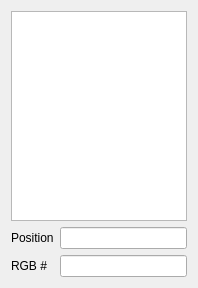
First picture: the form in pixelinfodialog.ui, repository Daguerreo/Azul, before the edit.
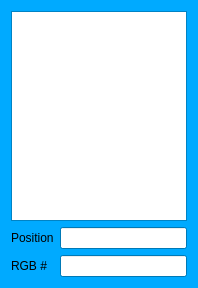
Second picture: the form after the edit.

Commit message: Added Sharpen tool Fixed dialogs appeal

Diff of the .ui file:
```diff
--- a/pixelinfodialog.ui
+++ b/pixelinfodialog.ui
@@ -10,6 +10,421 @@
     <height>288</height>
    </rect>
   </property>
+  <property name="palette">
+   <palette>
+    <active>
+     <colorrole role="WindowText">
+      <brush brushstyle="SolidPattern">
+       <color alpha="255">
+        <red>0</red>
+        <green>0</green>
+        <blue>0</blue>
+       </color>
+      </brush>
+     </colorrole>
+     <colorrole role="Button">
+      <brush brushstyle="SolidPattern">
+       <color alpha="255">
+        <red>0</red>
+        <green>170</green>
+        <blue>255</blue>
+       </color>
+      </brush>
+     </colorrole>
+     <colorrole role="Light">
+      <brush brushstyle="SolidPattern">
+       <color alpha="255">
+        <red>127</red>
+        <green>213</green>
+        <blue>255</blue>
+       </color>
+      </brush>
+     </colorrole>
+     <colorrole role="Midlight">
+      <brush brushstyle="SolidPattern">
+       <color alpha="255">
+        <red>63</red>
+        <green>191</green>
+        <blue>255</blue>
+       </color>
+      </brush>
+     </colorrole>
+     <colorrole role="Dark">
+      <brush brushstyle="SolidPattern">
+       <color alpha="255">
+        <red>0</red>
+        <green>85</green>
+        <blue>127</blue>
+       </color>
+      </brush>
+     </colorrole>
+     <colorrole role="Mid">
+      <brush brushstyle="SolidPattern">
+       <color alpha="255">
+        <red>0</red>
+        <green>113</green>
+        <blue>170</blue>
+       </color>
+      </brush>
+     </colorrole>
+     <colorrole role="Text">
+      <brush brushstyle="SolidPattern">
+       <color alpha="255">
+        <red>0</red>
+        <green>0</green>
+        <blue>0</blue>
+       </color>
+      </brush>
+     </colorrole>
+     <colorrole role="BrightText">
+      <brush brushstyle="SolidPattern">
+       <color alpha="255">
+        <red>255</red>
+        <green>255</green>
+        <blue>255</blue>
+       </color>
+      </brush>
+     </colorrole>
+     <colorrole role="ButtonText">
+      <brush brushstyle="SolidPattern">
+       <color alpha="255">
+        <red>0</red>
+        <green>0</green>
+        <blue>0</blue>
+       </color>
+      </brush>
+     </colorrole>
+     <colorrole role="Base">
+      <brush brushstyle="SolidPattern">
+       <color alpha="255">
+        <red>255</red>
+        <green>255</green>
+        <blue>255</blue>
+       </color>
+      </brush>
+     </colorrole>
+     <colorrole role="Window">
+      <brush brushstyle="SolidPattern">
+       <color alpha="255">
+        <red>0</red>
+        <green>170</green>
+        <blue>255</blue>
+       </color>
+      </brush>
+     </colorrole>
+     <colorrole role="Shadow">
+      <brush brushstyle="SolidPattern">
+       <color alpha="255">
+        <red>0</red>
+        <green>0</green>
+        <blue>0</blue>
+       </color>
+      </brush>
+     </colorrole>
+     <colorrole role="AlternateBase">
+      <brush brushstyle="SolidPattern">
+       <color alpha="255">
+        <red>127</red>
+        <green>212</green>
+        <blue>255</blue>
+       </color>
+      </brush>
+     </colorrole>
+     <colorrole role="ToolTipBase">
+      <brush brushstyle="SolidPattern">
+       <color alpha="255">
+        <red>255</red>
+        <green>255</green>
+        <blue>220</blue>
+       </color>
+      </brush>
+     </colorrole>
+     <colorrole role="ToolTipText">
+      <brush brushstyle="SolidPattern">
+       <color alpha="255">
+        <red>0</red>
+        <green>0</green>
+        <blue>0</blue>
+       </color>
+      </brush>
+     </colorrole>
+    </active>
+    <inactive>
+     <colorrole role="WindowText">
+      <brush brushstyle="SolidPattern">
+       <color alpha="255">
+        <red>0</red>
+        <green>0</green>
+        <blue>0</blue>
+       </color>
+      </brush>
+     </colorrole>
+     <colorrole role="Button">
+      <brush brushstyle="SolidPattern">
+       <color alpha="255">
+        <red>0</red>
+        <green>170</green>
+        <blue>255</blue>
+       </color>
+      </brush>
+     </colorrole>
+     <colorrole role="Light">
+      <brush brushstyle="SolidPattern">
+       <color alpha="255">
+        <red>127</red>
+        <green>213</green>
+        <blue>255</blue>
+       </color>
+      </brush>
+     </colorrole>
+     <colorrole role="Midlight">
+      <brush brushstyle="SolidPattern">
+       <color alpha="255">
+        <red>63</red>
+        <green>191</green>
+        <blue>255</blue>
+       </color>
+      </brush>
+     </colorrole>
+     <colorrole role="Dark">
+      <brush brushstyle="SolidPattern">
+       <color alpha="255">
+        <red>0</red>
+        <green>85</green>
+        <blue>127</blue>
+       </color>
+      </brush>
+     </colorrole>
+     <colorrole role="Mid">
+      <brush brushstyle="SolidPattern">
+       <color alpha="255">
+        <red>0</red>
+        <green>113</green>
+        <blue>170</blue>
+       </color>
+      </brush>
+     </colorrole>
+     <colorrole role="Text">
+      <brush brushstyle="SolidPattern">
+       <color alpha="255">
+        <red>0</red>
+        <green>0</green>
+        <blue>0</blue>
+       </color>
+      </brush>
+     </colorrole>
+     <colorrole role="BrightText">
+      <brush brushstyle="SolidPattern">
+       <color alpha="255">
+        <red>255</red>
+        <green>255</green>
+        <blue>255</blue>
+       </color>
+      </brush>
+     </colorrole>
+     <colorrole role="ButtonText">
+      <brush brushstyle="SolidPattern">
+       <color alpha="255">
+        <red>0</red>
+        <green>0</green>
+        <blue>0</blue>
+       </color>
+      </brush>
+     </colorrole>
+     <colorrole role="Base">
+      <brush brushstyle="SolidPattern">
+       <color alpha="255">
+        <red>255</red>
+        <green>255</green>
+        <blue>255</blue>
+       </color>
+      </brush>
+     </colorrole>
+     <colorrole role="Window">
+      <brush brushstyle="SolidPattern">
+       <color alpha="255">
+        <red>0</red>
+        <green>170</green>
+        <blue>255</blue>
+       </color>
+      </brush>
+     </colorrole>
+     <colorrole role="Shadow">
+      <brush brushstyle="SolidPattern">
+       <color alpha="255">
+        <red>0</red>
+        <green>0</green>
+        <blue>0</blue>
+       </color>
+      </brush>
+     </colorrole>
+     <colorrole role="AlternateBase">
+      <brush brushstyle="SolidPattern">
+       <color alpha="255">
+        <red>127</red>
+        <green>212</green>
+        <blue>255</blue>
+       </color>
+      </brush>
+     </colorrole>
+     <colorrole role="ToolTipBase">
+      <brush brushstyle="SolidPattern">
+       <color alpha="255">
+        <red>255</red>
+        <green>255</green>
+        <blue>220</blue>
+       </color>
+      </brush>
+     </colorrole>
+     <colorrole role="ToolTipText">
+      <brush brushstyle="SolidPattern">
+       <color alpha="255">
+        <red>0</red>
+        <green>0</green>
+        <blue>0</blue>
+       </color>
+      </brush>
+     </colorrole>
+    </inactive>
+    <disabled>
+     <colorrole role="WindowText">
+      <brush brushstyle="SolidPattern">
+       <color alpha="255">
+        <red>0</red>
+        <green>85</green>
+        <blue>127</blue>
+       </color>
+      </brush>
+     </colorrole>
+     <colorrole role="Button">
+      <brush brushstyle="SolidPattern">
+       <color alpha="255">
+        <red>0</red>
+        <green>170</green>
+        <blue>255</blue>
+       </color>
+      </brush>
+     </colorrole>
+     <colorrole role="Light">
+      <brush brushstyle="SolidPattern">
+       <color alpha="255">
+        <red>127</red>
+        <green>213</green>
+        <blue>255</blue>
+       </color>
+      </brush>
+     </colorrole>
+     <colorrole role="Midlight">
+      <brush brushstyle="SolidPattern">
+       <color alpha="255">
+        <red>63</red>
+        <green>191</green>
+        <blue>255</blue>
+       </color>
+      </brush>
+     </colorrole>
+     <colorrole role="Dark">
+      <brush brushstyle="SolidPattern">
+       <color alpha="255">
+        <red>0</red>
+        <green>85</green>
+        <blue>127</blue>
+       </color>
+      </brush>
+     </colorrole>
+     <colorrole role="Mid">
+      <brush brushstyle="SolidPattern">
+       <color alpha="255">
+        <red>0</red>
+        <green>113</green>
+        <blue>170</blue>
+       </color>
+      </brush>
+     </colorrole>
+     <colorrole role="Text">
+      <brush brushstyle="SolidPattern">
+       <color alpha="255">
+        <red>0</red>
+        <green>85</green>
+        <blue>127</blue>
+       </color>
+      </brush>
+     </colorrole>
+     <colorrole role="BrightText">
+      <brush brushstyle="SolidPattern">
+       <color alpha="255">
+        <red>255</red>
+        <green>255</green>
+        <blue>255</blue>
+       </color>
+      </brush>
+     </colorrole>
+     <colorrole role="ButtonText">
+      <brush brushstyle="SolidPattern">
+       <color alpha="255">
+        <red>0</red>
+        <green>85</green>
+        <blue>127</blue>
+       </color>
+      </brush>
+     </colorrole>
+     <colorrole role="Base">
+      <brush brushstyle="SolidPattern">
+       <color alpha="255">
+        <red>0</red>
+        <green>170</green>
+        <blue>255</blue>
+       </color>
+      </brush>
+     </colorrole>
+     <colorrole role="Window">
+      <brush brushstyle="SolidPattern">
+       <color alpha="255">
+        <red>0</red>
+        <green>170</green>
+        <blue>255</blue>
+       </color>
+      </brush>
+     </colorrole>
+     <colorrole role="Shadow">
+      <brush brushstyle="SolidPattern">
+       <color alpha="255">
+        <red>0</red>
+        <green>0</green>
+        <blue>0</blue>
+       </color>
+      </brush>
+     </colorrole>
+     <colorrole role="AlternateBase">
+      <brush brushstyle="SolidPattern">
+       <color alpha="255">
+        <red>0</red>
+        <green>170</green>
+        <blue>255</blue>
+       </color>
+      </brush>
+     </colorrole>
+     <colorrole role="ToolTipBase">
+      <brush brushstyle="SolidPattern">
+       <color alpha="255">
+        <red>255</red>
+        <green>255</green>
+        <blue>220</blue>
+       </color>
+      </brush>
+     </colorrole>
+     <colorrole role="ToolTipText">
+      <brush brushstyle="SolidPattern">
+       <color alpha="255">
+        <red>0</red>
+        <green>0</green>
+        <blue>0</blue>
+       </color>
+      </brush>
+     </colorrole>
+    </disabled>
+   </palette>
+  </property>
   <property name="windowTitle">
    <string>Pixel Info</string>
   </property>
```
The commit also changes 12 other files.
